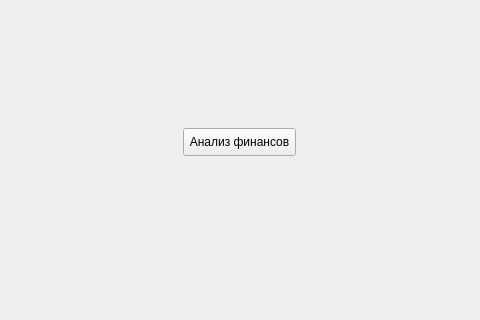
Qt form ui/mainwindow.ui (vernolll/The-bank-s-application) before a commit; both pictures show x 157 to 637 and y 122 to 442 of the 800 by 600 pixel window.
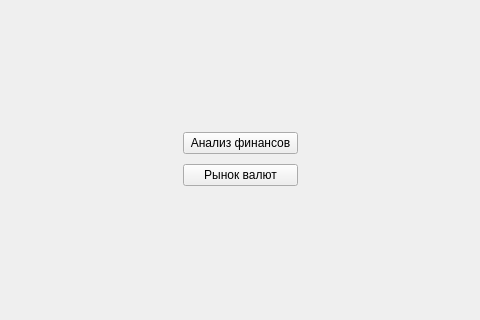
The same form after that commit. The open tabs and pages were chosen to show the change. Custom widgets are drawn as their Qt base class.

The edit to the form file:
```diff
--- a/ui/mainwindow.ui
+++ b/ui/mainwindow.ui
@@ -26,19 +26,32 @@
     <property name="currentIndex">
      <number>1</number>
     </property>
-    <widget class="QWidget" name="page">
-     <widget class="QPushButton" name="pushButton_3">
+    <widget class="QWidget" name="page_main">
+     <widget class="QWidget" name="">
       <property name="geometry">
        <rect>
         <x>340</x>
         <y>250</y>
-        <width>113</width>
-        <height>28</height>
+        <width>115</width>
+        <height>64</height>
        </rect>
       </property>
-      <property name="text">
-       <string>Анализ финансов</string>
-      </property>
+      <layout class="QVBoxLayout" name="verticalLayout_4">
+       <item>
+        <widget class="QPushButton" name="pushButton_balance">
+         <property name="text">
+          <string>Анализ финансов</string>
+         </property>
+        </widget>
+       </item>
+       <item>
+        <widget class="QPushButton" name="pushButton_cur">
+         <property name="text">
+          <string>Рынок валют</string>
+         </property>
+        </widget>
+       </item>
+      </layout>
      </widget>
     </widget>
     <widget class="QWidget" name="page_expenses_income">
```
Left out of the diff: 5 changed lines with no effect on the pictures.
